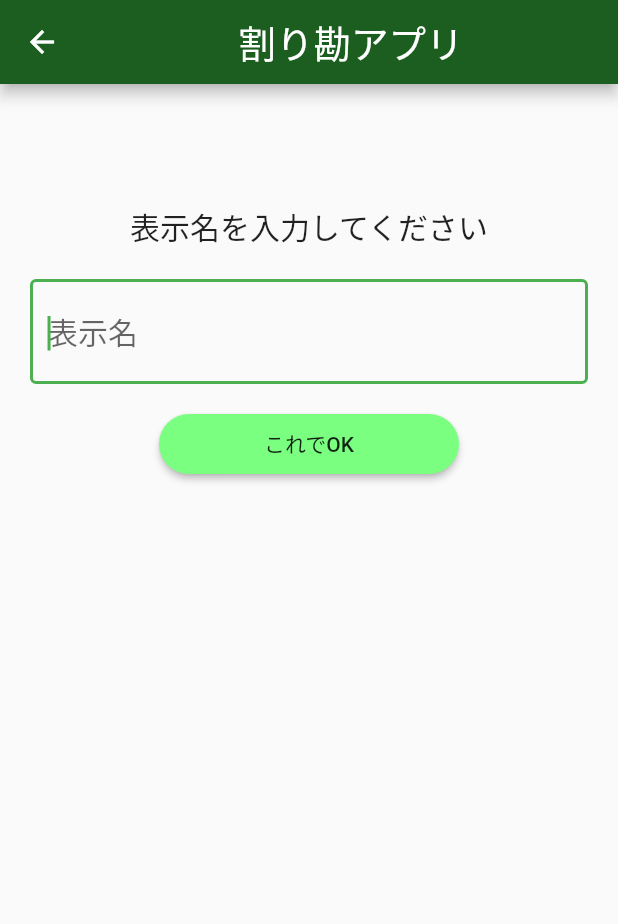
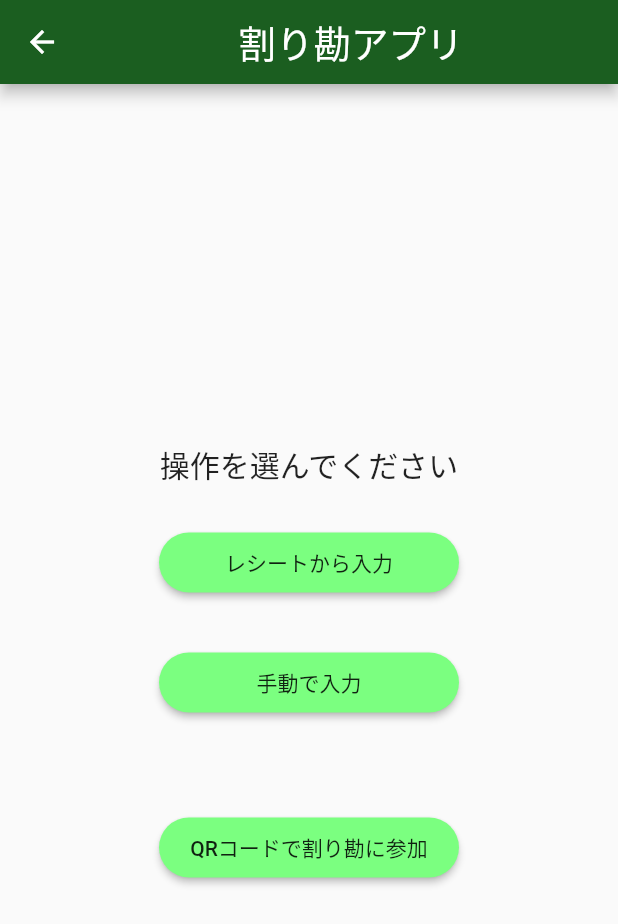
Before and after one commit to mochi-yu/FairTreat-app-hacku2022, a Flutter app: the InputNamePage screen opened by its route, after a tap on "これでOK", on a phone screen of 412 x 824 dp. Shown: the top 924 px of the screen. Run offline on Flutter 3.47's test engine with Material 2 defaults, Android fonts, the light colour scheme and no system bars; Roboto replaces fonts that are missing (MochiyPopPOne).

Commit message:
add: 操作選択画面を追加

```diff
--- a/lib/main.dart
+++ b/lib/main.dart
@@ -25,6 +25,7 @@ class MyApp extends StatelessWidget {
       home: const MyHomePage(title: 'Flutter Demo Home Page'),
       routes: <String, WidgetBuilder> {
         '/inputNamePage': (BuildContext context) => const InputNamePage(),
+        '/selectOperationPage': (BuildContext context) => const SelectOperationPage(),
       },
     );
   }
--- /dev/null
+++ b/lib/pages/select_operation_page.dart
@@ -0,0 +1,31 @@
+import 'package:flutter/material.dart';
+import '../components/header.dart';
+import '../components/largeButton.dart';
+
+class SelectOperationPage extends StatelessWidget {
+  const SelectOperationPage({super.key});
+
+  @override
+  Widget build(BuildContext context) {
+    return Scaffold(
+      appBar: const Header(),
+      body: Center(
+        child: Column(
+          mainAxisAlignment: MainAxisAlignment.center,
+          children: [
+            Text(
+              '操作を選んでください',
+              style: Theme.of(context).textTheme.titleMedium,
+            ),
+            const SizedBox(height: 30),
+            LargeButton(label: 'レシートから入力', onPressed: () { print('レシートから入力'); }),
+            const SizedBox(height: 40),
+            LargeButton(label: '手動で入力', onPressed: () { print('手動で入力'); }),
+            const SizedBox(height: 70),
+            LargeButton(label: 'QRコードで割り勘に参加', onPressed: () { print('QRコードで割り勘に参加'); }),
+          ]
+        ),
+      ),
+    );
+  }
+}
```
